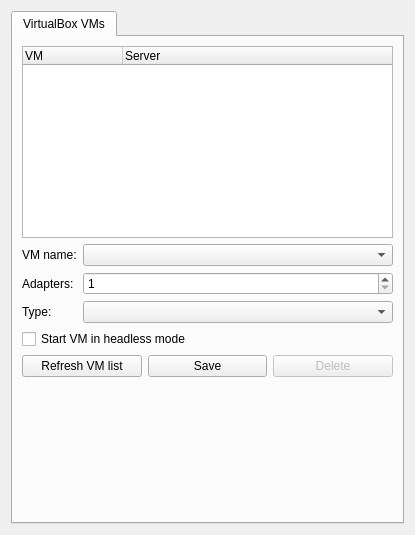
GNS3/gns3-gui, file gns3/modules/virtualbox/ui/virtualbox_vm_preferences_page.ui: the form before one commit.
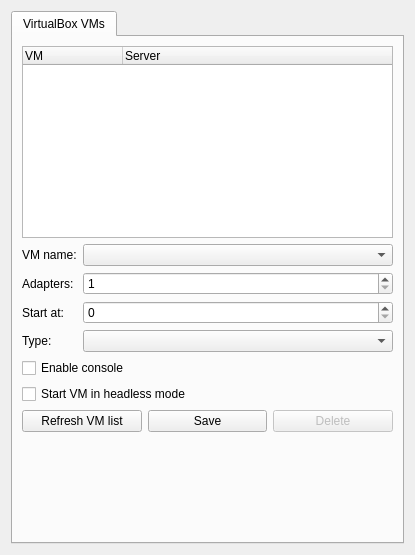
The form after the commit.

Commit message: Add "enable console" option to VirtualBox VMs (True by default). Add "start at" option to VirtualBox VMs (adapter start index, 0 by default). Fixes #86.

Patch:
```diff
--- a/gns3/modules/virtualbox/ui/virtualbox_vm_preferences_page.ui
+++ b/gns3/modules/virtualbox/ui/virtualbox_vm_preferences_page.ui
@@ -7,7 +7,7 @@
     <x>0</x>
     <y>0</y>
     <width>415</width>
-    <height>535</height>
+    <height>555</height>
    </rect>
   </property>
   <property name="windowTitle">
@@ -76,13 +76,30 @@
         </widget>
        </item>
        <item row="3" column="0">
+        <widget class="QLabel" name="uiAdapterStartIndexLabel">
+         <property name="text">
+          <string>Start at:</string>
+         </property>
+        </widget>
+       </item>
+       <item row="3" column="1">
+        <widget class="QSpinBox" name="uiAdapterStartIndexSpinBox">
+         <property name="minimum">
+          <number>0</number>
+         </property>
+         <property name="maximum">
+          <number>35</number>
+         </property>
+        </widget>
+       </item>
+       <item row="4" column="0">
         <widget class="QLabel" name="label">
          <property name="text">
           <string>Type:</string>
          </property>
         </widget>
        </item>
-       <item row="3" column="1">
+       <item row="4" column="1">
         <widget class="QComboBox" name="uiAdapterTypesComboBox">
          <property name="sizePolicy">
           <sizepolicy hsizetype="Expanding" vsizetype="Fixed">
@@ -92,7 +109,14 @@
          </property>
         </widget>
        </item>
-       <item row="4" column="0" colspan="2">
+       <item row="5" column="0" colspan="2">
+        <widget class="QCheckBox" name="uiEnableConsoleCheckBox">
+         <property name="text">
+          <string>Enable console</string>
+         </property>
+        </widget>
+       </item>
+       <item row="6" column="0" colspan="2">
         <widget class="QCheckBox" name="uiHeadlessModeCheckBox">
          <property name="text">
           <string>Start VM in headless mode</string>
@@ -102,7 +126,7 @@
          </property>
         </widget>
        </item>
-       <item row="5" column="0" colspan="2">
+       <item row="7" column="0" colspan="2">
         <layout class="QHBoxLayout" name="horizontalLayout_5">
          <item>
           <widget class="QPushButton" name="uiRefreshPushButton">
@@ -130,7 +154,7 @@
          </item>
         </layout>
        </item>
-       <item row="6" column="0">
+       <item row="8" column="0">
         <spacer name="verticalSpacer">
          <property name="orientation">
           <enum>Qt::Vertical</enum>
```
Left out of the diff: 2 changed lines with no effect on the pictures. The commit also changes 7 other files.
